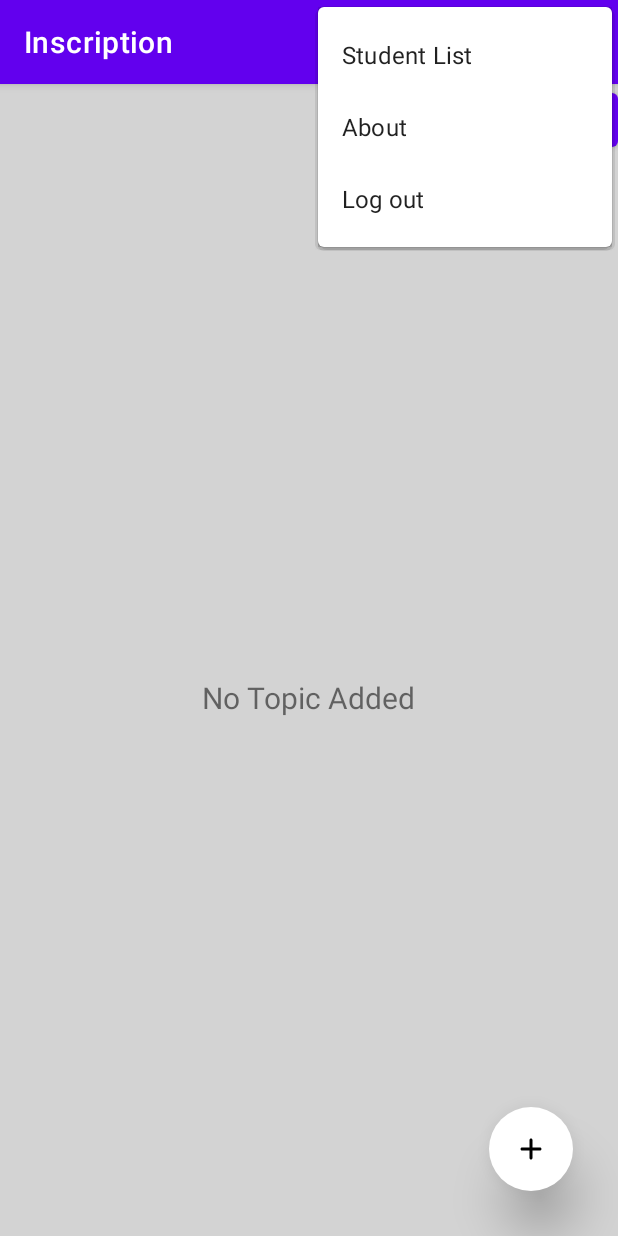
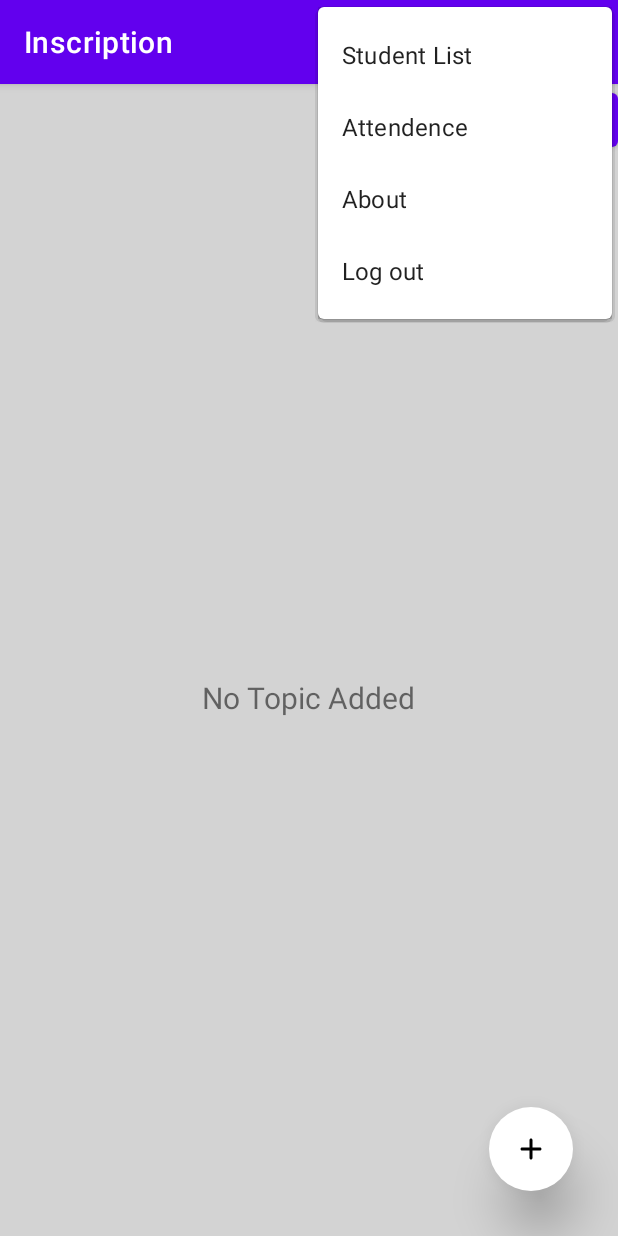
Before and after one commit to Sehab99/inscription, an Android app: the TopicMain screen opened directly, with no data from a screen before it, with the options menu open, on a phone screen of 412 x 824 dp. Run offline under Robolectric (Android 15) with nearby library versions, the phone set to English and light mode, and no system bars; our stand-ins replace Firebase (no records; nobody signed in at launch, a user with empty details on screens opened directly); 1 statement that could not run was skipped.

Commit message:
Attendence otp

```diff
--- a/app/src/main/AndroidManifest.xml
+++ b/app/src/main/AndroidManifest.xml
@@ -9,6 +9,9 @@
         android:roundIcon="@mipmap/ic_launcher_round"
         android:supportsRtl="true"
         android:theme="@style/Theme.Inscription">
+        <activity
+            android:name=".StudentTopic"
+            android:exported="false" />
         <activity
             android:name=".ClassStudentList"
             android:exported="false" />
--- a/app/src/main/java/com/sehab/inscription/TopicMain.java
+++ b/app/src/main/java/com/sehab/inscription/TopicMain.java
@@ -128,7 +128,7 @@ public class TopicMain extends AppCompatActivity {
 
     //3 dot Menu on top right corner
     public boolean onCreateOptionsMenu(Menu menu) {
-        getMenuInflater().inflate(R.menu.main,menu);
+        getMenuInflater().inflate(R.menu.main2,menu);
         return super.onCreateOptionsMenu(menu);
     }
 
@@ -139,6 +139,9 @@ public class TopicMain extends AppCompatActivity {
 
             case R.id.student_list:
                 startActivity(new Intent(TopicMain.this, ClassStudentList.class));
+                break;
+            case R.id.StudentTopic:
+                startActivity(new Intent(TopicMain.this, StudentTopic.class));
                 break;
             case R.id.about:
                 startActivity(new Intent(TopicMain.this, about_us.class));
--- a/app/src/main/res/layout/card_topic.xml
+++ b/app/src/main/res/layout/card_topic.xml
@@ -25,9 +25,9 @@
                 android:id="@+id/date"
                 android:layout_width="match_parent"
                 android:layout_height="wrap_content"
-                android:layout_marginRight="60dp"
                 android:layout_marginLeft="5dp"
                 android:layout_marginTop="7dp"
+                android:layout_marginRight="60dp"
                 android:text="Date"
                 android:textColor="@color/black" />
 
@@ -35,8 +35,8 @@
                 android:id="@+id/topicName"
                 android:layout_width="wrap_content"
                 android:layout_height="wrap_content"
+                android:layout_gravity="center_horizontal"
                 android:layout_marginTop="30dp"
-                android:layout_gravity="center_horizontal"
                 android:text="Topic Name"
                 android:textColor="@color/black"
                 android:textSize="25dp" />
--- a/app/src/main/res/menu/main.xml
+++ b/app/src/main/res/menu/main.xml
@@ -1,21 +1,17 @@
 <?xml version="1.0" encoding="utf-8"?>
 <menu xmlns:android="http://schemas.android.com/apk/res/android"
     xmlns:app="http://schemas.android.com/apk/res-auto">
-    <item
-        android:id="@+id/student_list"
-        android:title="Student List"
-        app:showAsAction="never"
-        android:orderInCategory="100"/>
+
     <item
         android:id="@+id/about"
         android:title="About"
-        android:orderInCategory="101"
+        android:orderInCategory="100"
         app:showAsAction="never" />
     <item
         android:id="@+id/logOut"
         android:title="Log out"
         app:showAsAction="never"
-        android:orderInCategory="102"/>
+        android:orderInCategory="101"/>
 
 
 </menu>
--- /dev/null
+++ b/app/src/main/res/menu/main2.xml
@@ -0,0 +1,26 @@
+<?xml version="1.0" encoding="utf-8"?>
+<menu xmlns:android="http://schemas.android.com/apk/res/android"
+    xmlns:app="http://schemas.android.com/apk/res-auto">
+    <item
+        android:id="@+id/student_list"
+        android:title="Student List"
+        app:showAsAction="never"
+        android:orderInCategory="100"/>
+    <item
+        android:id="@+id/StudentTopic"
+        android:title="Attendence"
+        android:orderInCategory="101"
+        app:showAsAction="never" />
+    <item
+        android:id="@+id/about"
+        android:title="About"
+        android:orderInCategory="102"
+        app:showAsAction="never" />
+    <item
+        android:id="@+id/logOut"
+        android:title="Log out"
+        app:showAsAction="never"
+        android:orderInCategory="103"/>
+
+
+</menu>
```
Also changed, not shown: app/src/main/java/com/sehab/inscription/StudentTopic.java (added, +54 -0 lines), app/src/main/res/layout/activity_student_topic.xml (added, +57 -0 lines), app/src/main/res/layout/popup.xml (added, +62 -0 lines).
